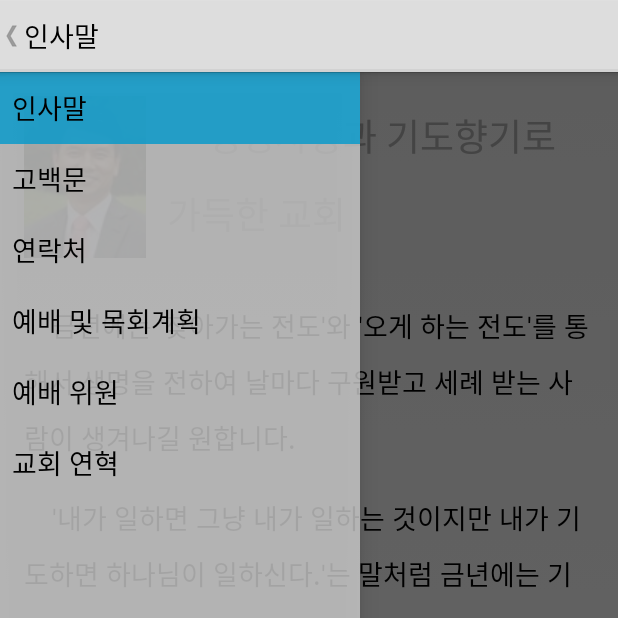
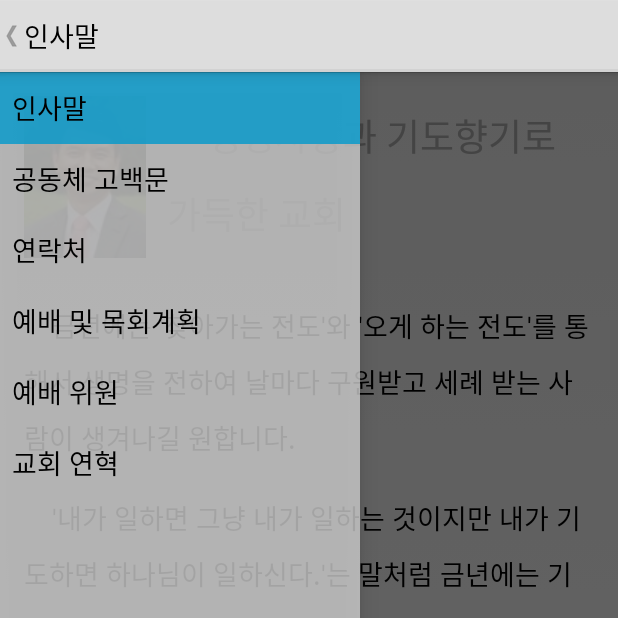
Before and after one commit to derekkim/peace-note, an Android app: the screen it shows after launch (MainActivity), on a phone screen of 412 x 824 dp, the top half of it. Run offline under Robolectric (Android 15) with nearby library versions, the phone set to English and light mode, and no system bars; 2 statements that could not run were skipped.

Commit message:
[PeaceNote] change fragment name from "고백문" to "공동체 고백문"
[Desc] NA

```diff
--- a/app/src/main/res/values/strings.xml
+++ b/app/src/main/res/values/strings.xml
@@ -3,7 +3,7 @@
 
     <string name="app_name">평화교회</string>
     <string name="title_section1">인사말</string>
-    <string name="title_section2">고백문</string>
+    <string name="title_section2">공동체 고백문</string>
     <string name="title_section3">연락처</string>
     <string name="title_section4">예배 및 목회계획</string>
     <string name="title_section5">교회조직</string>
```
